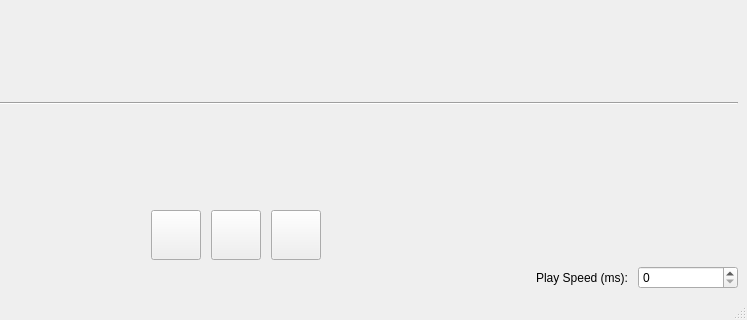
Above: ui/main_window.ui from Nekson228/GeneticInterpolation before the change; both pictures show x 276 to 1023 and y 313 to 633 of the 1023 by 633 pixel window. Below: the same form after it.
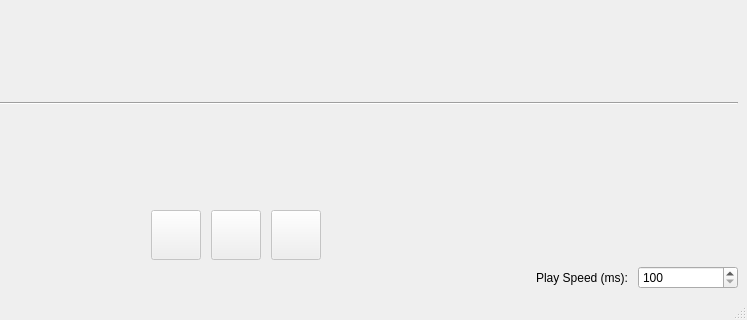
That is the form after the change. Icons and pictures are not drawn.

```diff
--- a/ui/main_window.ui
+++ b/ui/main_window.ui
@@ -70,6 +70,9 @@
         </item>
         <item>
          <widget class="QPushButton" name="playButton">
+          <property name="enabled">
+           <bool>false</bool>
+          </property>
           <property name="sizePolicy">
            <sizepolicy hsizetype="Fixed" vsizetype="Fixed">
             <horstretch>0</horstretch>
@@ -96,6 +99,9 @@
         </item>
         <item>
          <widget class="QPushButton" name="nextButton">
+          <property name="enabled">
+           <bool>false</bool>
+          </property>
           <property name="sizePolicy">
            <sizepolicy hsizetype="Fixed" vsizetype="Fixed">
             <horstretch>0</horstretch>
@@ -123,7 +129,7 @@
         <item>
          <widget class="QPushButton" name="ffButton">
           <property name="enabled">
-           <bool>true</bool>
+           <bool>false</bool>
           </property>
           <property name="sizePolicy">
            <sizepolicy hsizetype="Fixed" vsizetype="Fixed">
@@ -200,6 +206,15 @@
             <height>0</height>
            </size>
           </property>
+          <property name="minimum">
+           <number>100</number>
+          </property>
+          <property name="maximum">
+           <number>5000</number>
+          </property>
+          <property name="singleStep">
+           <number>10</number>
+          </property>
          </widget>
         </item>
        </layout>
```
